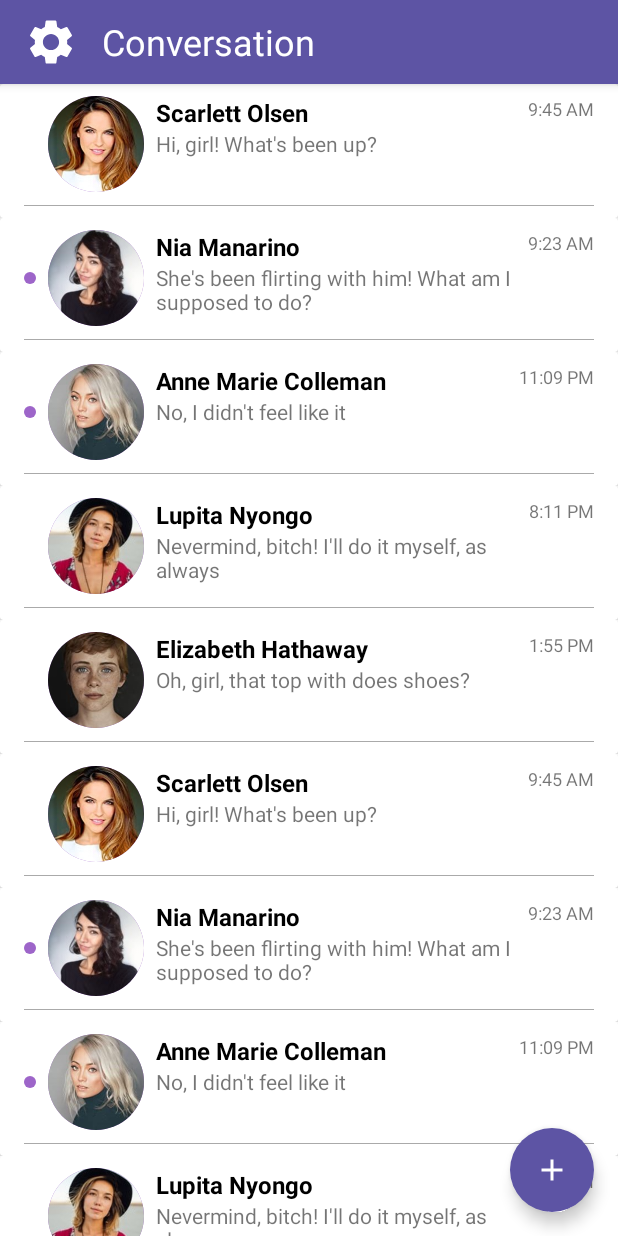
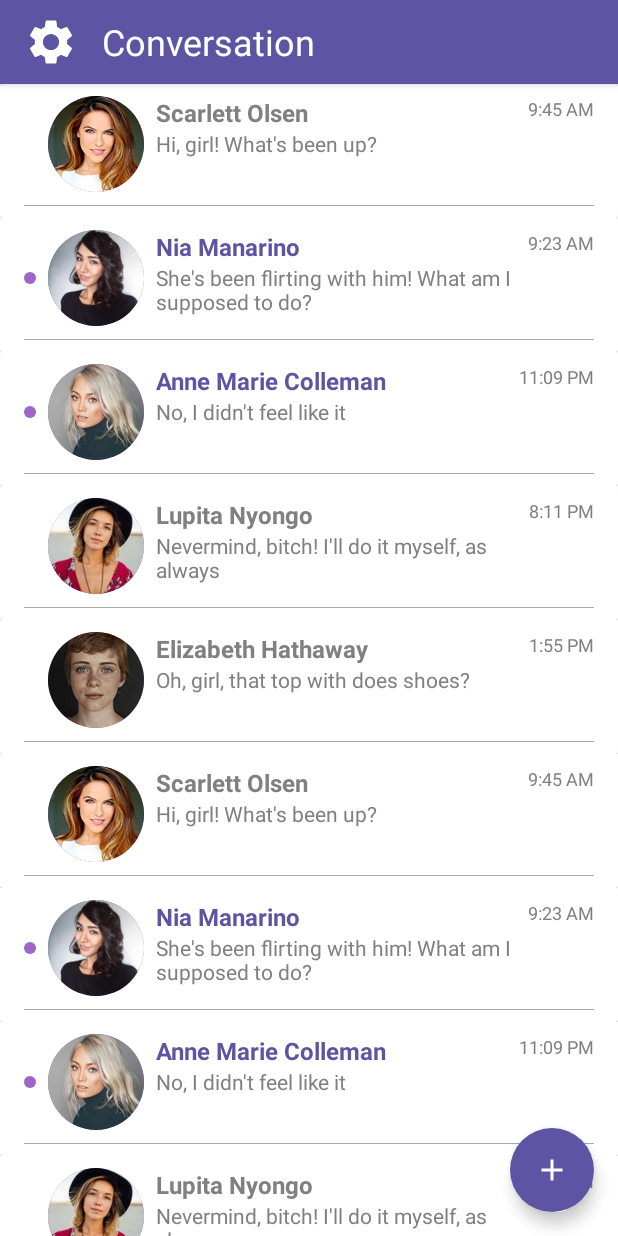
Before and after one commit to mrkadium/moviles_guia5, an Android app: the ConversationActivity screen opened directly, with no data from a screen before it, on a phone screen of 412 x 824 dp. Run offline under Robolectric (Android 15) with nearby library versions, the phone set to English and light mode, and no system bars; our stand-ins replace CircleImageView.

Commit message:
Updated chat to have a click listener and a background color

```diff
--- a/app/src/main/java/com/uso/guia5/adapters/ChatAdapter.kt
+++ b/app/src/main/java/com/uso/guia5/adapters/ChatAdapter.kt
@@ -1,15 +1,20 @@
 package com.uso.guia5.adapters
 
+import android.content.Context
 import android.view.LayoutInflater
 import android.view.View
 import android.view.ViewGroup
+import android.widget.Toast
 import androidx.recyclerview.widget.RecyclerView
 import com.uso.guia5.R
 import com.uso.guia5.models.Chat
 import com.uso.guia5.viewholders.ChatViewHolder
 
 class ChatAdapter(var data:List<Chat>) : RecyclerView.Adapter<ChatViewHolder>() {
+    private lateinit var context:Context
+
     override fun onCreateViewHolder(parent: ViewGroup, viewType: Int): ChatViewHolder {
+        context = parent.context
         val view: View = LayoutInflater.from(parent.context).inflate(R.layout.item_chat, parent, false)
         return ChatViewHolder(view)
     }
@@ -19,8 +24,13 @@ class ChatAdapter(var data:List<Chat>) : RecyclerView.Adapter<ChatViewHolder>()
         holder.vChatState.visibility = if(chat.state) View.VISIBLE else View.INVISIBLE
         holder.tvChatHour.text = chat.hour
         holder.tvChatNombre.text = chat.nombre
+        if(chat.state) holder.tvChatNombre.setTextColor(context.resources.getColor(R.color.colorPrimaryDark))
         holder.tvChatMensaje.text = chat.mensaje
         holder.ivChatImage.setImageResource(chat.image)
+
+        holder.cardviewChat.setOnClickListener{
+            Toast.makeText(context, "Clicked on: ".plus(chat.nombre), Toast.LENGTH_SHORT).show()
+        }
     }
 
     override fun getItemCount(): Int {
--- a/app/src/main/java/com/uso/guia5/viewholders/ChatViewHolder.kt
+++ b/app/src/main/java/com/uso/guia5/viewholders/ChatViewHolder.kt
@@ -3,11 +3,13 @@ package com.uso.guia5.viewholders
 import android.view.View
 import android.widget.ImageView
 import android.widget.TextView
+import androidx.cardview.widget.CardView
 import androidx.recyclerview.widget.RecyclerView
 import com.uso.guia5.R
 import kotlinx.android.synthetic.main.item_chat.view.*
 
 class ChatViewHolder(view: View) : RecyclerView.ViewHolder(view) {
+    var cardviewChat:CardView = itemView.findViewById(R.id.cardChat)
     var vChatState:View = itemView.findViewById(R.id.vChatState)
     var tvChatHour:TextView = itemView.findViewById(R.id.tvChatHour)
     var ivChatImage: ImageView = itemView.findViewById(R.id.ivChatImage)
--- a/app/src/main/res/layout/activity_conversation.xml
+++ b/app/src/main/res/layout/activity_conversation.xml
@@ -5,6 +5,7 @@
     android:layout_width="match_parent"
     android:layout_height="match_parent"
     android:orientation="vertical"
+    android:background="@android:color/white"
     tools:context=".ConversationActivity"
     app:layout_behavior="@string/appbar_scrolling_view_behavior">
 
--- a/app/src/main/res/layout/item_chat.xml
+++ b/app/src/main/res/layout/item_chat.xml
@@ -1,10 +1,13 @@
 <?xml version="1.0" encoding="utf-8"?>
-<LinearLayout
-    xmlns:android="http://schemas.android.com/apk/res/android" android:layout_width="match_parent"
-    android:layout_height="wrap_content">
+<LinearLayout xmlns:android="http://schemas.android.com/apk/res/android"
+    android:layout_width="match_parent"
+    android:layout_height="wrap_content"
+    xmlns:app="http://schemas.android.com/apk/res-auto">
 
     <androidx.cardview.widget.CardView
+        android:id="@+id/cardChat"
         style="@style/ContactCard"
+        app:cardBackgroundColor="@android:color/white"
         >
         <TextView
             android:id="@+id/tvChatHour"
@@ -13,6 +16,7 @@
             android:layout_gravity="end"
             android:text="9:20 AM"
             android:textSize="12sp"
+            android:textColor="@android:color/tab_indicator_text"
             />
         <LinearLayout
             android:layout_width="match_parent"
@@ -50,7 +54,7 @@
                     android:layout_marginEnd="25dp"
                     android:text="Jackelin Ritchie"
                     android:textStyle="bold"
-                    android:textColor="@android:color/black"
+                    android:textColor="@android:color/tab_indicator_text"
                     android:textSize="16dp"
                     />
                 <TextView
@@ -58,6 +62,7 @@
                     android:layout_width="wrap_content"
                     android:layout_height="wrap_content"
                     android:text="It seems a bit of scary to me, but I'll try my best, that's for sure!"
+                    android:textColor="@android:color/tab_indicator_text"
                     />
 
             </LinearLayout>
```
